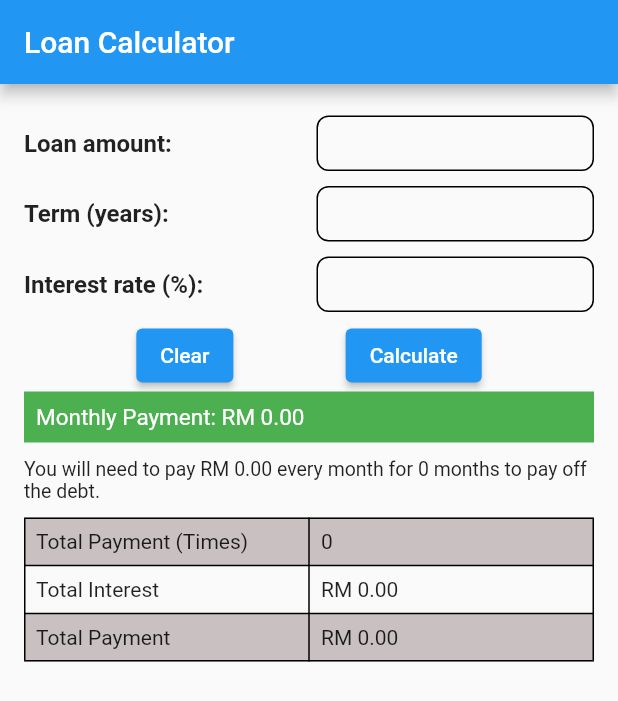
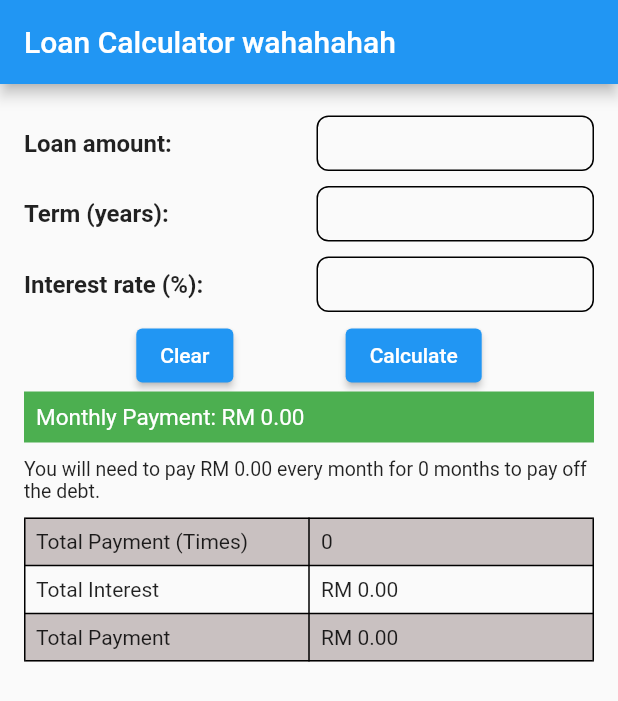
Before and after one commit to HOWAIKIAT287156/flutter_LoanCalculator, a Flutter app: the screen it shows after launch, on a phone screen of 412 x 824 dp. Shown: the top 701 px of the screen. Run offline on Flutter 3.47's test engine with Material 2 defaults, Android fonts, the phone set to English and light mode, and no system bars.

Commit message:
5/11/23
updated

```diff
--- a/lib/main.dart
+++ b/lib/main.dart
@@ -80,7 +80,7 @@ class _InputScreenState extends State<InputScreen> {
   Widget build(BuildContext context) {
     return Scaffold(
       appBar: AppBar(
-        title: Text('Loan Calculator'),
+        title: Text('Loan Calculator wahahahah'),
       ),
 
       body: Padding(
```
